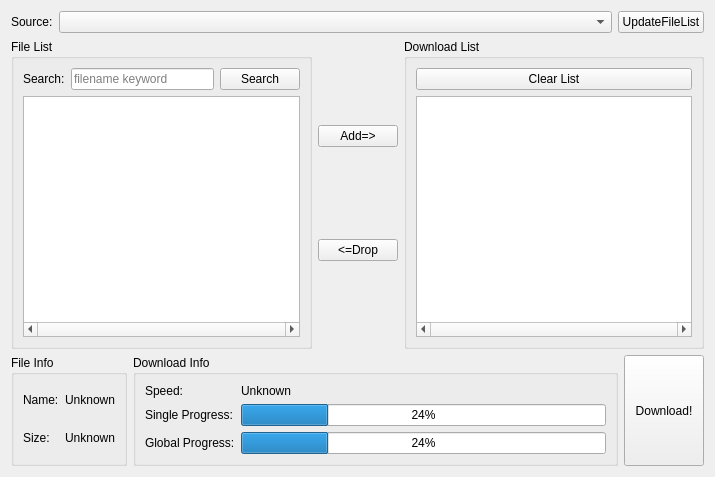
Above: app/view/C_MainWindow/DownloadPage.ui from HsOjo/DnfDownloader before the change. Below: the same form after it.
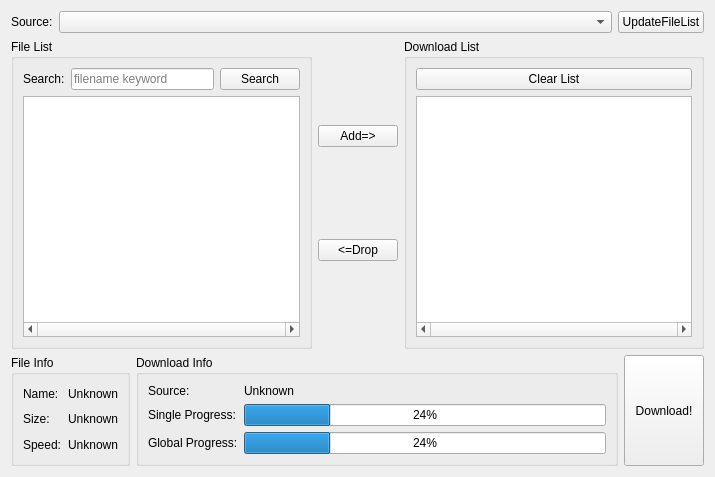
That is the form after the change.

Commit message: Support download.

Patch:
```diff
--- a/app/view/C_MainWindow/DownloadPage.ui
+++ b/app/view/C_MainWindow/DownloadPage.ui
@@ -86,12 +86,12 @@
         <item row="0" column="0">
          <widget class="QLabel" name="label_8">
           <property name="text">
-           <string>Speed:</string>
+           <string>Source:</string>
           </property>
          </widget>
         </item>
         <item row="0" column="1">
-         <widget class="QLabel" name="l_speed">
+         <widget class="QLabel" name="l_source">
           <property name="text">
            <string>Unknown</string>
           </property>
@@ -128,7 +128,21 @@
          </widget>
         </item>
         <item row="1" column="1">
-         <widget class="QLabel" name="l_size">
+         <widget class="QLabel" name="l_f_size">
+          <property name="text">
+           <string>Unknown</string>
+          </property>
+         </widget>
+        </item>
+        <item row="2" column="0">
+         <widget class="QLabel" name="label_7">
+          <property name="text">
+           <string>Speed:</string>
+          </property>
+         </widget>
+        </item>
+        <item row="2" column="1">
+         <widget class="QLabel" name="l_speed">
           <property name="text">
            <string>Unknown</string>
           </property>
```
Left out of the diff: 2 changed lines with no effect on the pictures. The commit also changes 9 other files.
